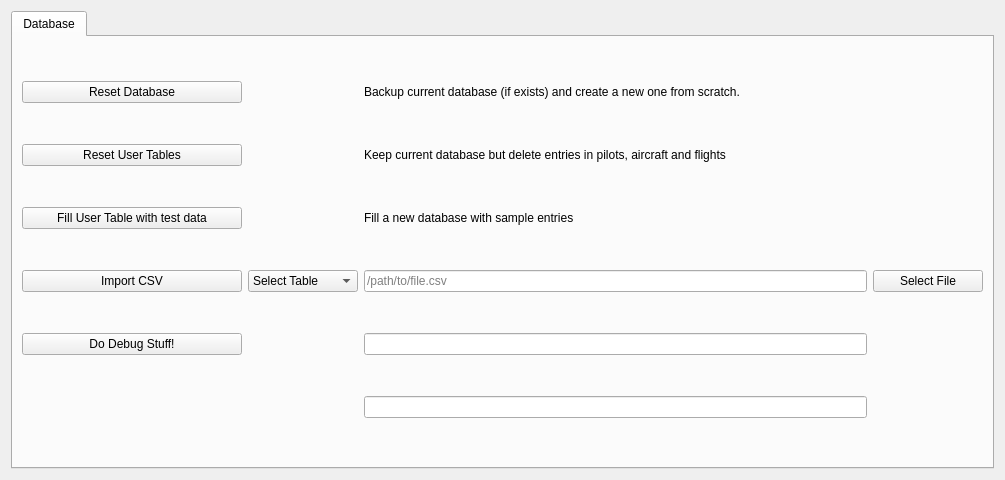
Before: the Qt Designer form src/gui/widgets/debugwidget.ui in fiffty-50/openPilotLog, drawn with Qt 5.
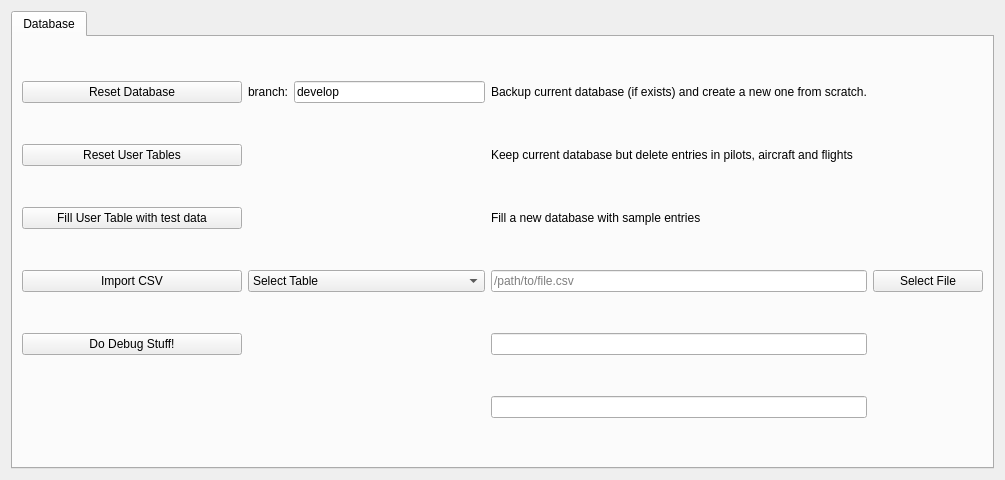
After: the same form once the commit is applied.

Diff of the .ui file:
```diff
--- a/src/gui/widgets/debugwidget.ui
+++ b/src/gui/widgets/debugwidget.ui
@@ -145,6 +145,23 @@
        <item row="5" column="3">
         <widget class="QLineEdit" name="debug2LineEdit"/>
        </item>
+       <item row="0" column="1">
+        <widget class="QLabel" name="branchLabel">
+         <property name="text">
+          <string>branch:</string>
+         </property>
+        </widget>
+       </item>
+       <item row="0" column="2">
+        <widget class="QLineEdit" name="branchLineEdit">
+         <property name="text">
+          <string>develop</string>
+         </property>
+         <property name="placeholderText">
+          <string>develop</string>
+         </property>
+        </widget>
+       </item>
       </layout>
      </widget>
     </widget>
```
